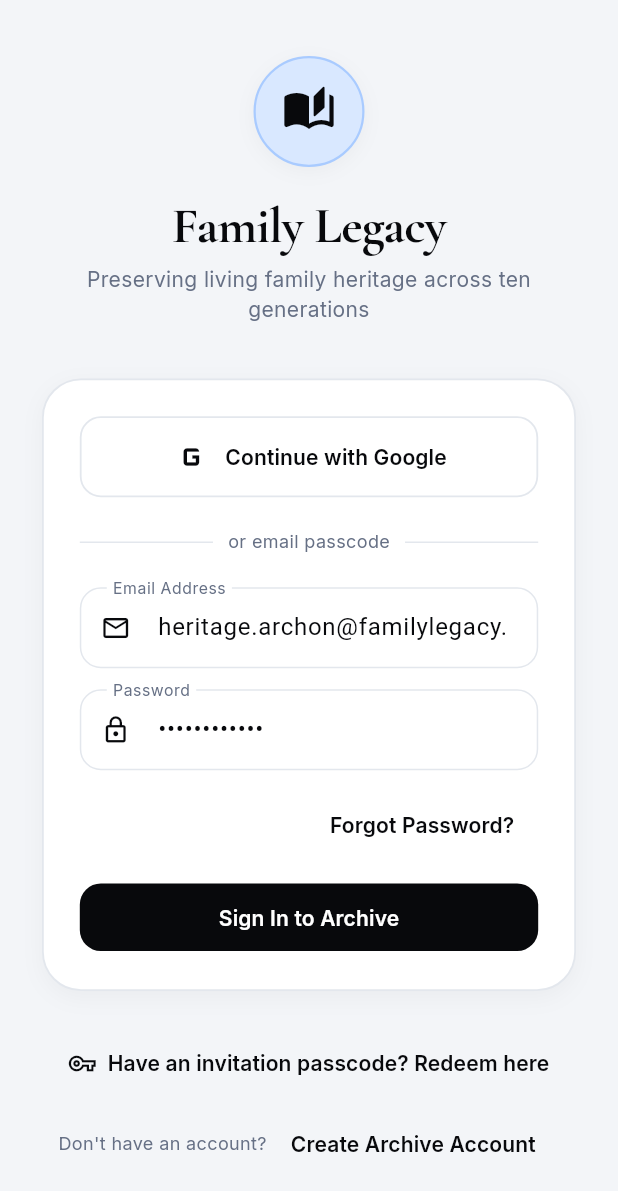
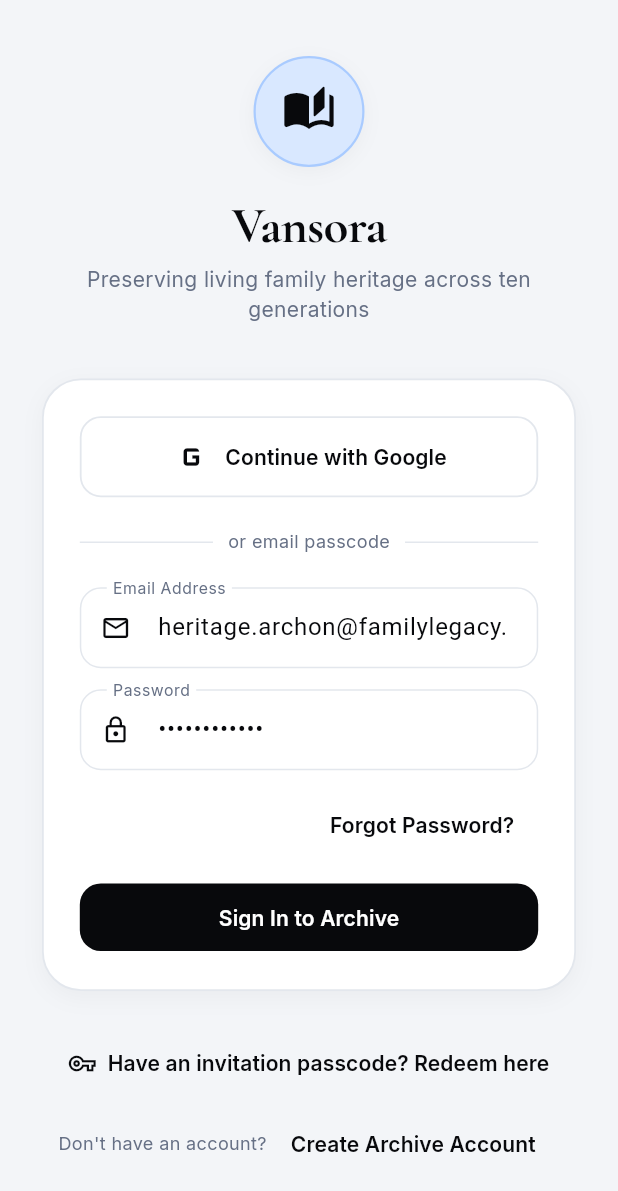
Before and after one commit to shreyfaldu08-dot/Family-Tree, a Flutter app: the LoginScreen screen opened by its route, on a phone screen of 412 x 824 dp. Shown: the top 1191 px of the screen. Run offline on Flutter 3.47's test engine with Material 3 defaults, Android fonts, the phone set to English and light mode, and no system bars; our stand-ins replace flutter_riverpod, flutter_secure_storage, go_router, google_fonts, supabase_flutter; accounts and stored records are empty.

Commit message:
feat: rename application to Vansora and bump version to 1.0.1

```diff
--- a/lib/app/app.dart
+++ b/lib/app/app.dart
@@ -9,7 +9,7 @@ class FamilyLegacyApp extends ConsumerWidget {
   @override
   Widget build(BuildContext context, WidgetRef ref) {
     return MaterialApp.router(
-      title: 'Family Legacy',
+      title: 'Vansora',
       debugShowCheckedModeBanner: false,
       theme: HeritageTheme.lightTheme,
       routerConfig: appRouter,
--- a/lib/features/authentication/presentation/login_screen.dart
+++ b/lib/features/authentication/presentation/login_screen.dart
@@ -113,7 +113,7 @@ class _LoginScreenState extends ConsumerState<LoginScreen> {
                 const SizedBox(height: 20),
 
                 Text(
-                  'Family Legacy',
+                  'Vansora',
                   textAlign: TextAlign.center,
                   style: HeritageTypography.displayLarge.copyWith(fontSize: 34),
                 ),
--- a/lib/features/authentication/presentation/register_screen.dart
+++ b/lib/features/authentication/presentation/register_screen.dart
@@ -83,7 +83,7 @@ class _RegisterScreenState extends ConsumerState<RegisterScreen> {
               crossAxisAlignment: CrossAxisAlignment.stretch,
               children: [
                 Text(
-                  'Join Family Legacy',
+                  'Join Vansora',
                   style: HeritageTypography.displaySmall,
                 ),
                 const SizedBox(height: 4),
--- a/lib/features/dashboard/presentation/dashboard_screen.dart
+++ b/lib/features/dashboard/presentation/dashboard_screen.dart
@@ -22,7 +22,7 @@ class DashboardScreen extends ConsumerWidget {
     return Scaffold(
       backgroundColor: HeritageColors.warmIvory,
       appBar: AppBar(
-        title: Text('Family Legacy', style: HeritageTypography.displaySmall),
+        title: Text('Vansora', style: HeritageTypography.displaySmall),
         actions: [
           if (isAdmin)
             IconButton(
--- a/pubspec.yaml
+++ b/pubspec.yaml
@@ -16,7 +16,7 @@ publish_to: 'none' # Remove this line if you wish to publish to pub.dev
 # https://developer.apple.com/library/archive/documentation/General/Reference/InfoPlistKeyReference/Articles/CoreFoundationKeys.html
 # In Windows, build-name is used as the major, minor, and patch parts
 # of the product and file versions while build-number is used as the build suffix.
-version: 1.0.0+1
+version: 1.0.1+2
 
 environment:
   sdk: ^3.13.5
```
Also changed, not shown: 5 other files.
